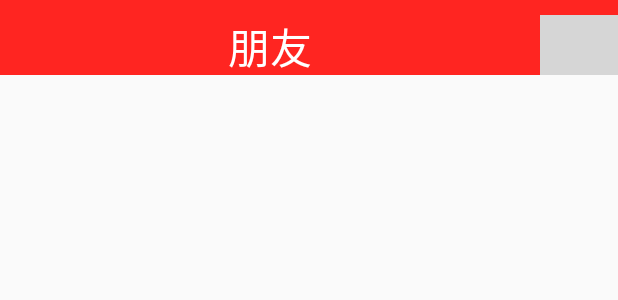
After one commit to TimeknightFFF/SiHuo, an Android app: the layout sihuo.xml on its own in the app's theme, with its tools: preview values and no code run, on a phone screen of 412 x 824 dp. The commit adds this screen. Shown: the top 300 px of the screen. Run offline under Robolectric (Android 15) with nearby library versions, the phone set to English and light mode, and no system bars; grey boxes are pictures that could not be loaded.

Commit message:
主布局，私货和发现的Fragment布局

```diff
--- /dev/null
+++ b/app/src/main/res/layout/sihuo.xml
@@ -0,0 +1,36 @@
+<?xml version="1.0" encoding="utf-8"?>
+<LinearLayout xmlns:android="http://schemas.android.com/apk/res/android"
+    android:orientation="vertical" android:layout_width="match_parent"
+    android:layout_height="match_parent"
+    >
+    <LinearLayout
+        android:layout_width="match_parent"
+        android:layout_height="50dp"
+        android:background="#ffff2521"
+        android:orientation="horizontal">
+        <TextView
+            android:layout_width="0dp"
+            android:layout_height="wrap_content"
+            android:layout_weight="7"
+            android:text="朋友"
+            android:textColor="#fff"
+            android:textSize="28sp"
+            android:gravity="center"
+            android:layout_marginTop="10dp"
+            />
+        <ImageButton
+            android:layout_width="0dp"
+            android:layout_height="wrap_content"
+            android:layout_weight="1"
+            android:src="@drawable/icon_amount_add"
+            android:button="@null"
+            android:background="#ffff2521"
+            android:layout_marginTop="10dp"/>
+        </LinearLayout>
+    <LinearLayout
+        android:layout_width="match_parent"
+        android:layout_height="match_parent"></LinearLayout>
+
+
+
+</LinearLayout>
```
Also changed, not shown: app/src/main/res/layout/activity_main.xml (+74 -10 lines), app/src/main/res/layout/find.xml (added, +42 -0 lines).
